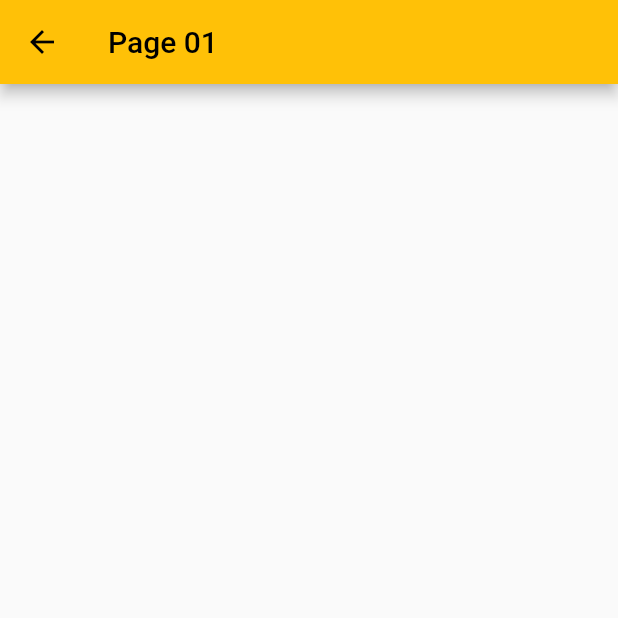
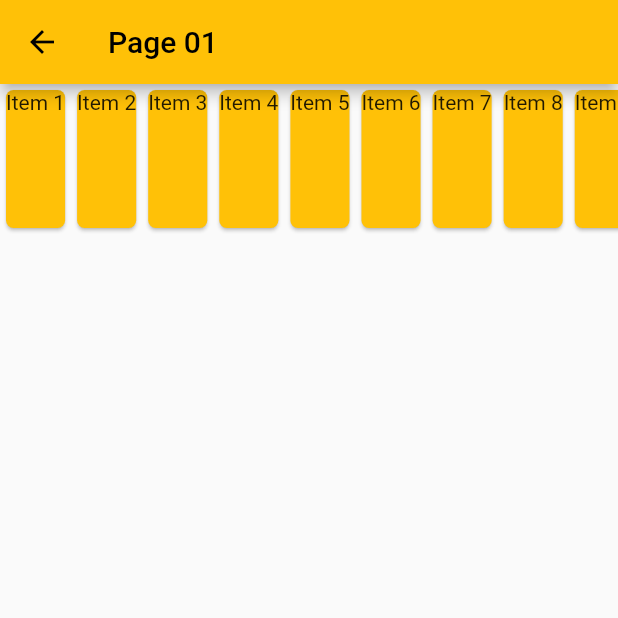
Before and after one commit to huzaifak08/MultiPlatform_Drawer_Routing-Flutter, a Flutter app: the Page01 screen opened by its route, on a phone screen of 412 x 824 dp, the top half of it. Run offline on Flutter 3.47's test engine with Material 2 defaults, Android fonts, the phone set to English and light mode, and no system bars.

```diff
--- a/lib/main.dart
+++ b/lib/main.dart
@@ -22,7 +22,7 @@ class MyApp extends StatelessWidget {
               ? Colors.blueAccent
               : null,
         ),
-        home: const HomeDrawer(),
+        home: const Page01(),
         routes: {
           page01Route: (context) => Page01(),
         });
--- a/lib/page1.dart
+++ b/lib/page1.dart
@@ -1,14 +1,43 @@
+import 'dart:ui';
+
 import 'package:flutter/material.dart';
 
-class Page01 extends StatelessWidget {
+class Page01 extends StatefulWidget {
   const Page01({Key? key}) : super(key: key);
 
+  @override
+  State<Page01> createState() => _Page01State();
+}
+
+class _Page01State extends State<Page01> {
+  final List<String> items =
+      List<String>.generate(40, (index) => 'Item ${index + 1}');
   @override
   Widget build(BuildContext context) {
     return Scaffold(
       appBar: AppBar(
         title: Text('Page 01'),
       ),
+      body: Column(
+        children: [
+          SizedBox(
+            height: 100,
+            // width: 100,
+            child: ListView.builder(
+              itemCount: items.length,
+              scrollDirection: Axis.horizontal,
+              itemBuilder: (context, index) {
+                return Card(
+                  child: Text(items[index]),
+                  shape: RoundedRectangleBorder(
+                      borderRadius: BorderRadius.circular(05)),
+                  color: Colors.amber,
+                );
+              },
+            ),
+          ),
+        ],
+      ),
     );
   }
 }
```
